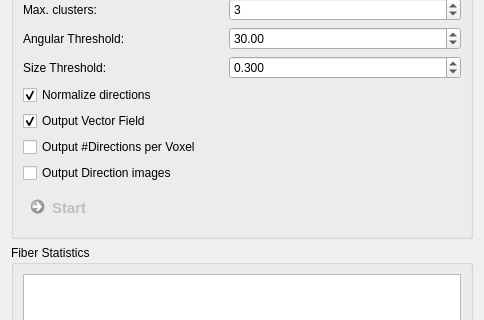
Old version of the form Plugins/org.mitk.gui.qt.diffusionimaging/src/internal/QmitkFiberQuantificationViewControls.ui in the repository MITK/MITK; both pictures show x 0 to 484 and y 156 to 476 of the 484 by 558 pixel window.
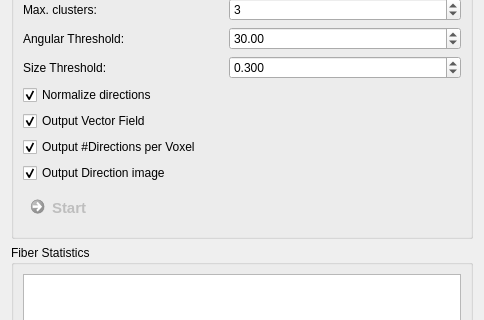
New version of the form.

Commit message: using 4d peak images as output of fiber direction and odf peak extraction

What changed in the file:
```diff
--- a/Plugins/org.mitk.gui.qt.diffusionimaging/src/internal/QmitkFiberQuantificationViewControls.ui
+++ b/Plugins/org.mitk.gui.qt.diffusionimaging/src/internal/QmitkFiberQuantificationViewControls.ui
@@ -324,7 +324,10 @@
          <string>One image per extracted direction. Each voxel contains a direction vector.</string>
         </property>
         <property name="text">
-         <string>Output Direction images</string>
+         <string>Output Direction image</string>
+        </property>
+        <property name="checked">
+         <bool>true</bool>
         </property>
        </widget>
       </item>
@@ -336,6 +339,9 @@
         <property name="text">
          <string>Output #Directions per Voxel</string>
         </property>
+        <property name="checked">
+         <bool>true</bool>
+        </property>
        </widget>
       </item>
       <item row="3" column="0">
```
Left out of the diff: 2 changed lines with no effect on the pictures. The commit also changes 13 other files.
